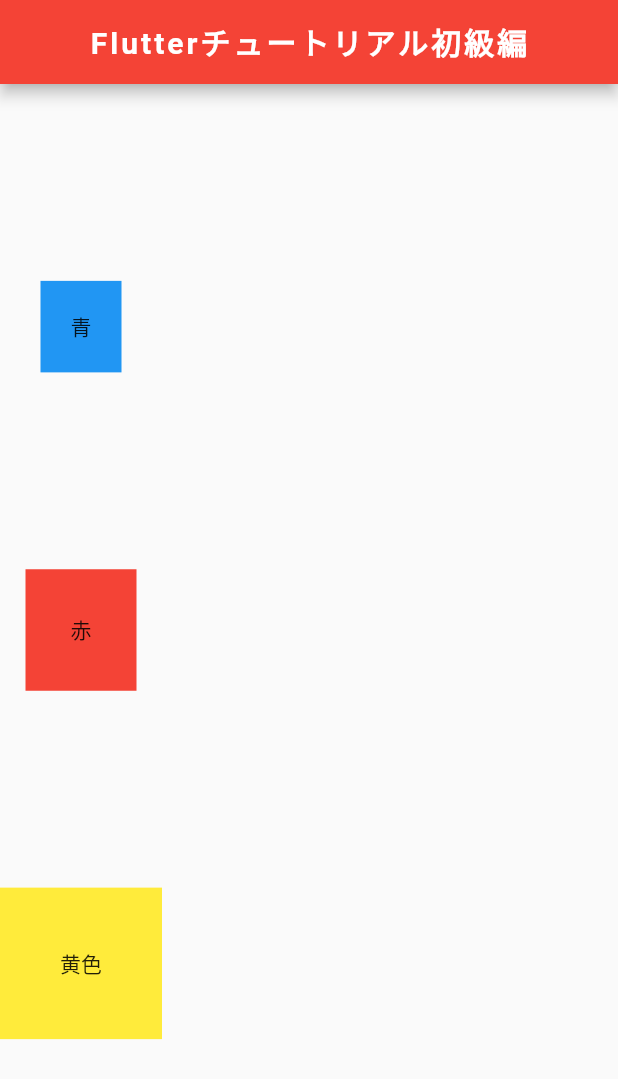
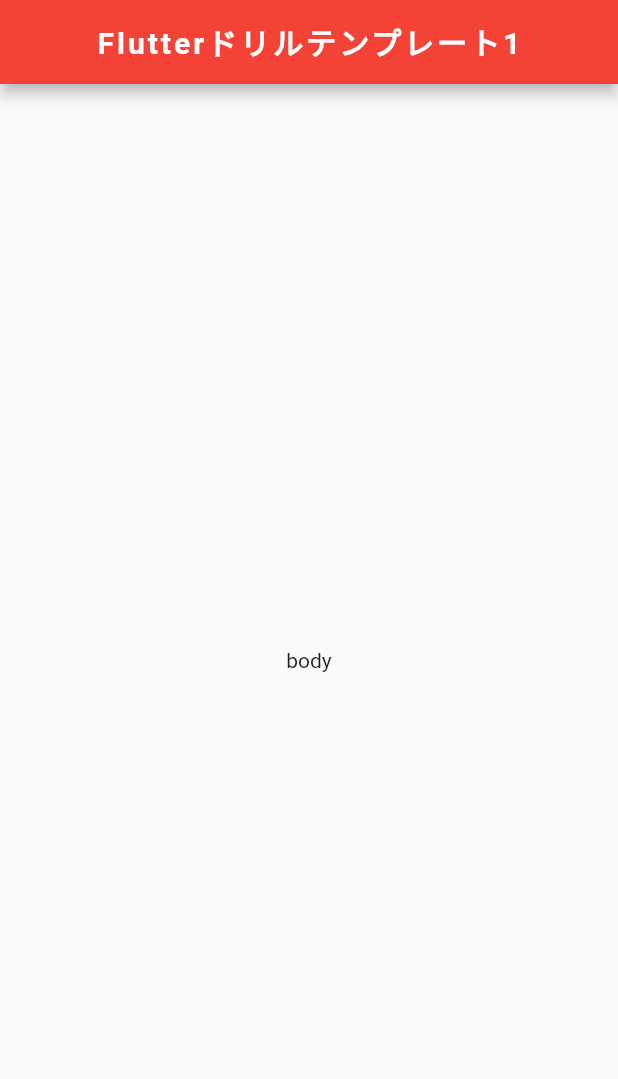
Before and after one commit to you1978/flutter_app_for_quiz, a Flutter app: the screen it shows after launch, on a phone screen of 412 x 824 dp. Shown: the top 1079 px of the screen. Run offline on Flutter 3.47's test engine with Material 2 defaults, Android fonts, the phone set to English and light mode, and no system bars.

Commit message:
template1

```diff
--- a/lib/main.dart
+++ b/lib/main.dart
@@ -6,11 +6,19 @@ class MyApp extends StatelessWidget {
   @override
   Widget build(BuildContext context){
     return MaterialApp(
-      title: 'Flutterチュートリアル初級編',
-      home: Scaffold(
-        appBar: AppBar(
+      title: 'Flutterドリルテンプレート1',
+      home: MyHomePage()
+    );
+  }
+}
+
+class MyHomePage extends StatelessWidget {
+  @override
+  Widget build(BuildContext context) {
+    return Scaffold(
+       appBar: AppBar(
           title: Text(
-            'Flutterチュートリアル初級編',
+            'Flutterドリルテンプレート1',
             style: TextStyle(
               fontSize: 20.0,
               fontWeight: FontWeight.bold,
@@ -20,26 +28,9 @@ class MyApp extends StatelessWidget {
           centerTitle: true,
           backgroundColor: Colors.red,
         ),
-        body: Column(
-          mainAxisAlignment: MainAxisAlignment.spaceEvenly,
-          children: <Widget>[
-          Container (
-            color: Colors.blue,
-            padding: EdgeInsets.all(20.0),
-            child: Text('青'),
-          ),
-          Container (
-            color: Colors.red,
-            padding: EdgeInsets.all(30.0),
-            child: Text('赤'),
-          ),
-          Container (
-            color: Colors.yellow,
-            padding: EdgeInsets.all(40.0),
-            child: Text('黄色'),
-          )
-        ],)
-        ),
-      );
+        body: Center(
+          child: Text("body")
+        )
+    );
   }
 }
```
Also changed, not shown: 1 other file.
